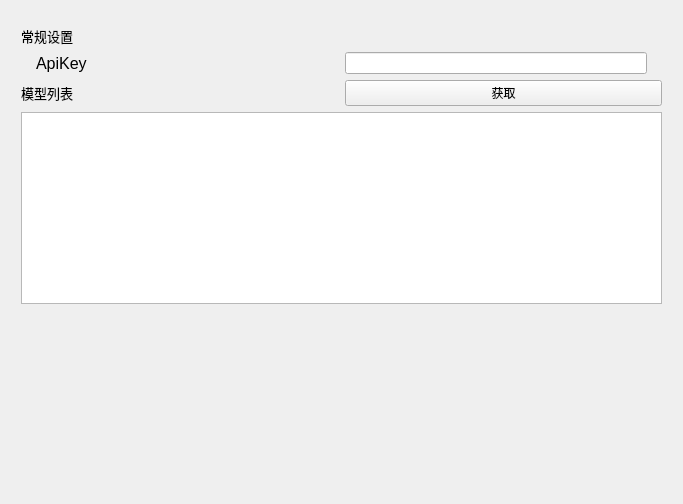
Above: windows/setting/child/settingchild_llm.ui from Zao-chen/ZcChat2 before the change. Below: the same form after it.
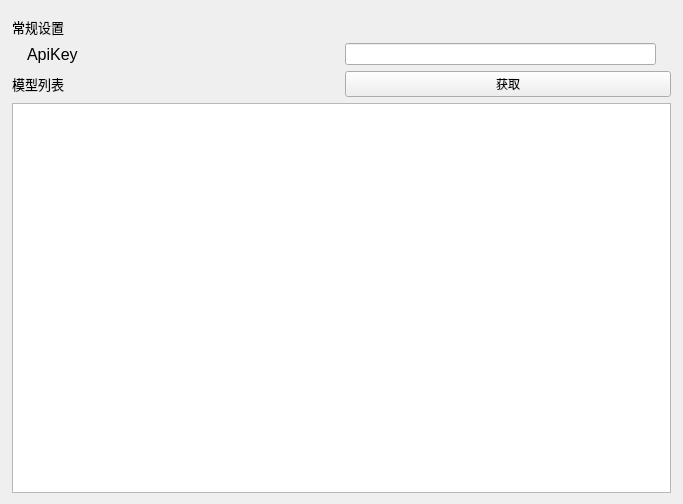
That is the form after the change. The open tabs and pages were chosen to show the change. Custom widgets are drawn as their Qt base class.

```diff
--- a/windows/setting/child/settingchild_llm.ui
+++ b/windows/setting/child/settingchild_llm.ui
@@ -121,6 +121,18 @@
      </widget>
      <widget class="QWidget" name="page_Set">
       <layout class="QVBoxLayout" name="verticalLayout_3">
+       <property name="leftMargin">
+        <number>0</number>
+       </property>
+       <property name="topMargin">
+        <number>0</number>
+       </property>
+       <property name="rightMargin">
+        <number>0</number>
+       </property>
+       <property name="bottomMargin">
+        <number>0</number>
+       </property>
        <item>
         <widget class="ElaText" name="label_3">
          <property name="font">
@@ -245,19 +257,6 @@
          </property>
         </widget>
        </item>
-       <item>
-        <spacer name="verticalSpacer_2">
-         <property name="orientation">
-          <enum>Qt::Orientation::Vertical</enum>
-         </property>
-         <property name="sizeHint" stdset="0">
-          <size>
-           <width>20</width>
-           <height>165</height>
-          </size>
-         </property>
-        </spacer>
-       </item>
       </layout>
      </widget>
     </widget>
```
Left out of the diff: 12 changed lines with no effect on the pictures.
